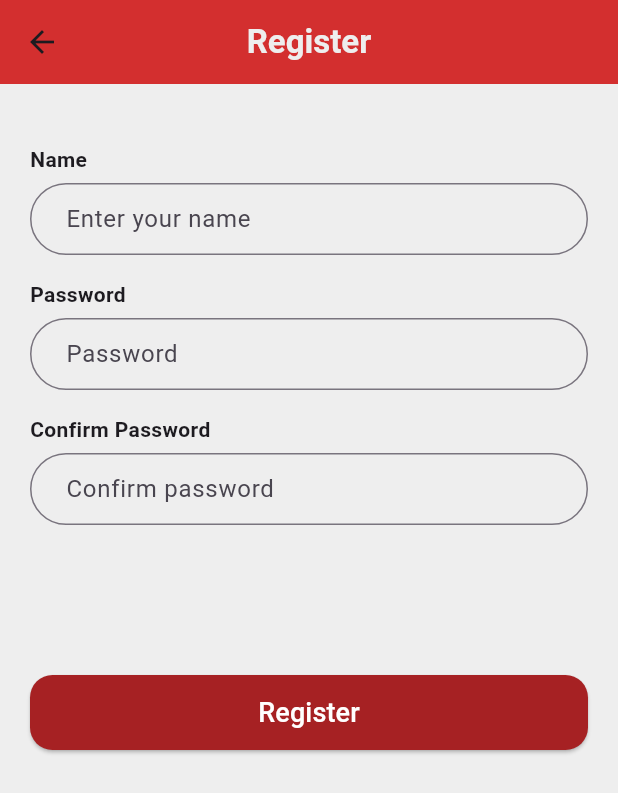
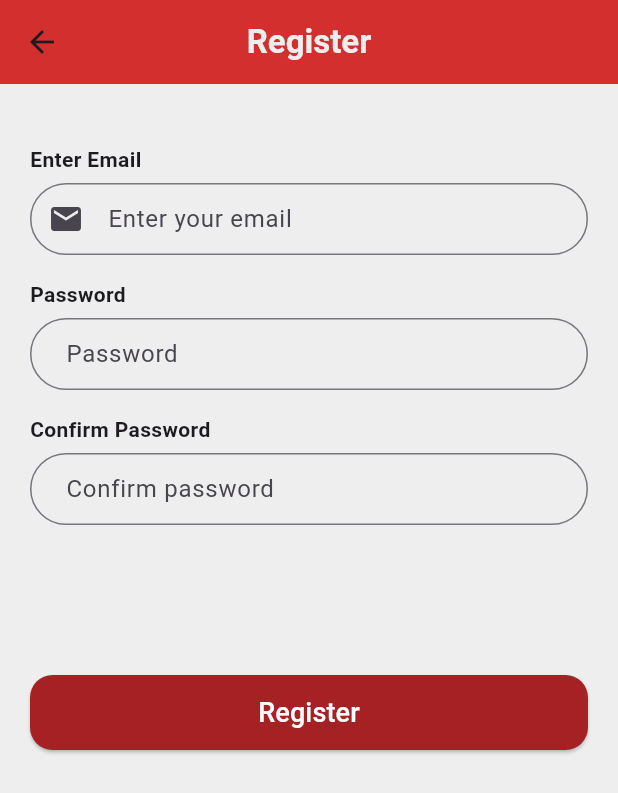
Before and after one commit to AbhisekRai24/servzz, a Flutter app: the RegisterView screen opened directly, on a phone screen of 412 x 824 dp. Shown: the top 793 px of the screen. Run offline on Flutter 3.47's test engine with Material 3 defaults, Android fonts, the phone set to English and light mode, and no system bars.

Commit message:
Improve register

```diff
--- a/lib/view/register_view.dart
+++ b/lib/view/register_view.dart
@@ -41,13 +41,28 @@ class _RegisterViewState extends State<RegisterView> {
 
 
               // Email
-              // Text("Enter Email", style: TextStyle(fontWeight: FontWeight.bold)),
+              Text("Enter Email", style: TextStyle(fontWeight: FontWeight.bold)),
+              SizedBox(height: 6),
+              TextField(
+                controller: emailController,
+                decoration: InputDecoration(
+                  hintText: "Enter your email",
+                  prefixIcon: Icon(Icons.email),
+                  border: OutlineInputBorder(
+                    borderRadius: BorderRadius.circular(30),
+                  ),
+                  contentPadding: EdgeInsets.symmetric(horizontal: 20),
+                ),
+              ),
+              SizedBox(height: 16),
+
+              // Name
+              // Text("Name", style: TextStyle(fontWeight: FontWeight.bold)),
               // SizedBox(height: 6),
               // TextField(
-              //   controller: emailController,
+              //   controller: nameController,
               //   decoration: InputDecoration(
-              //     hintText: "Enter your email",
-              //     prefixIcon: Icon(Icons.email),
+              //     hintText: "Enter your name",
               //     border: OutlineInputBorder(
               //       borderRadius: BorderRadius.circular(30),
               //     ),
@@ -55,21 +70,6 @@ class _RegisterViewState extends State<RegisterView> {
               //   ),
               // ),
               // SizedBox(height: 16),
-
-              // Name
-              Text("Name", style: TextStyle(fontWeight: FontWeight.bold)),
-              SizedBox(height: 6),
-              TextField(
-                controller: nameController,
-                decoration: InputDecoration(
-                  hintText: "Enter your name",
-                  border: OutlineInputBorder(
-                    borderRadius: BorderRadius.circular(30),
-                  ),
-                  contentPadding: EdgeInsets.symmetric(horizontal: 20),
-                ),
-              ),
-              SizedBox(height: 16),
 
               // Password
               Text("Password", style: TextStyle(fontWeight: FontWeight.bold)),
```
